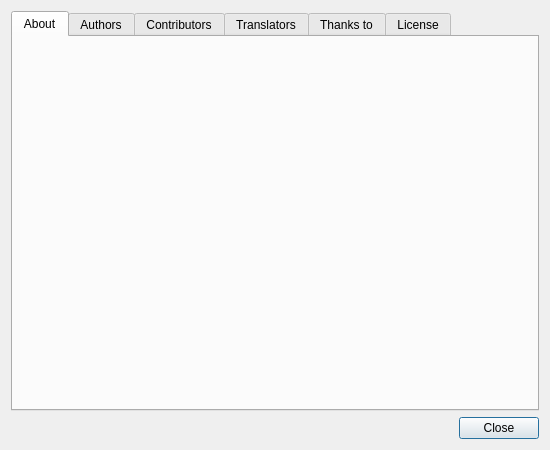
This is client/AboutDialog.ui in OpenRcon/OpenRcon as Qt 5 draws it before an edit. The edited form follows.
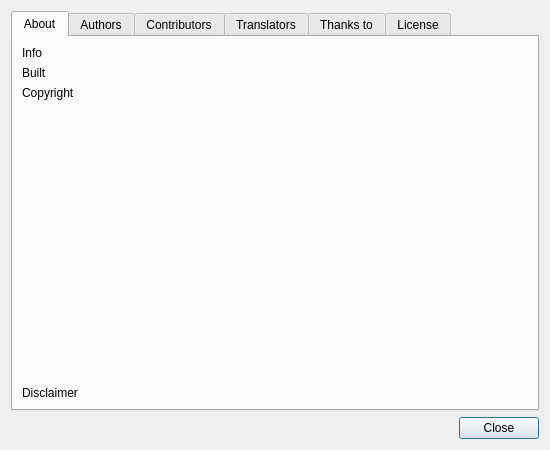
This is the edited form. Icons and pictures are not drawn.

The edit to the form file:
```diff
--- a/client/AboutDialog.ui
+++ b/client/AboutDialog.ui
@@ -59,28 +59,7 @@
           <string notr="true"/>
          </property>
          <property name="text">
-          <string notr="true"/>
-         </property>
-        </widget>
-       </item>
-       <item row="3" column="0">
-        <widget class="QLabel" name="label_ab_copyright">
-         <property name="text">
-          <string/>
-         </property>
-        </widget>
-       </item>
-       <item row="4" column="0">
-        <widget class="QLabel" name="label_ab_disclaimer">
-         <property name="text">
-          <string/>
-         </property>
-        </widget>
-       </item>
-       <item row="2" column="0">
-        <widget class="QLabel" name="label_ab_built">
-         <property name="text">
-          <string/>
+          <string notr="true">Info</string>
          </property>
         </widget>
        </item>
@@ -97,6 +76,27 @@
          </property>
         </spacer>
        </item>
+       <item row="2" column="0">
+        <widget class="QLabel" name="label_ab_built">
+         <property name="text">
+          <string>Built</string>
+         </property>
+        </widget>
+       </item>
+       <item row="3" column="0">
+        <widget class="QLabel" name="label_ab_copyright">
+         <property name="text">
+          <string>Copyright</string>
+         </property>
+        </widget>
+       </item>
+       <item row="6" column="0">
+        <widget class="QLabel" name="label_ab_disclaimer">
+         <property name="text">
+          <string>Disclaimer</string>
+         </property>
+        </widget>
+       </item>
       </layout>
      </widget>
      <widget class="QWidget" name="tab_ah">
```
